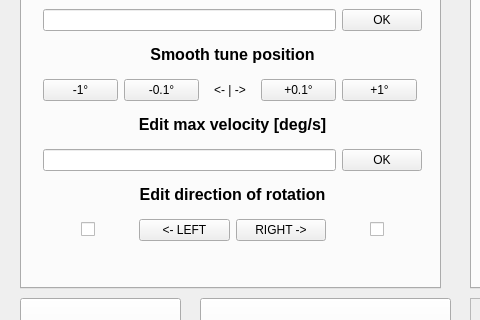
The window that rotary_table_gui/user_interface/mainwindow.ui (senso-viktor/senso-ros-src) describes before a commit, drawn with Qt 5; both pictures show x 0 to 480 and y 449 to 769 of the 817 by 910 pixel window.
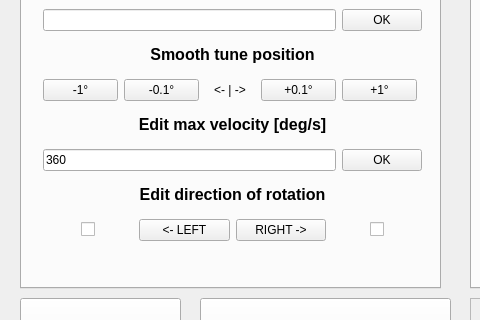
The same window after the commit. The open tabs and pages were chosen to show the change. Icons and pictures are not drawn.

Commit message: SENSODRIVE 19.Mar - RT fully working on SENSO-PC, modified RT package, created launch-file for RT GUI and RT Menu, modified Readme

```diff
--- a/rotary_table_gui/user_interface/mainwindow.ui
+++ b/rotary_table_gui/user_interface/mainwindow.ui
@@ -472,7 +472,11 @@
        <item>
         <layout class="QHBoxLayout" name="horizontalLayout_5">
          <item>
-          <widget class="QLineEdit" name="MaxVelocity_input_LE"/>
+          <widget class="QLineEdit" name="MaxVelocity_input_LE">
+           <property name="text">
+            <string>360</string>
+           </property>
+          </widget>
          </item>
          <item>
           <widget class="QPushButton" name="MaxVelocity_input_PB">
```
Left out of the diff: 17 changed lines with no effect on the pictures. The commit also changes 6 other files.
